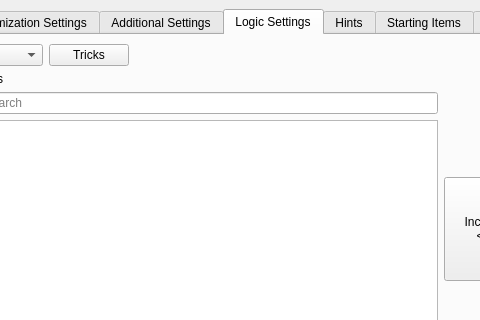
This is gui/randogui.ui in ssrando/ssrando as Qt 5 draws it before an edit; both pictures show x 117 to 597 and y 0 to 320 of the 1202 by 759 pixel window. The edited form follows.
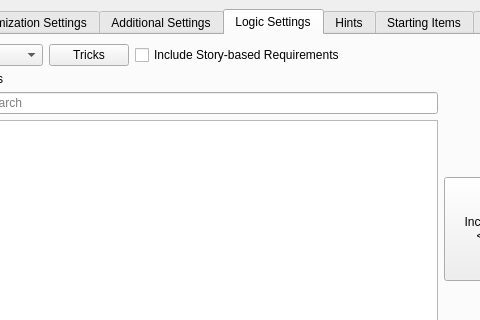
This is the edited form. The open tabs and pages were chosen to show the change.

Commit message: Add option for story-based requirements

Patch:
```diff
--- a/gui/randogui.ui
+++ b/gui/randogui.ui
@@ -1333,6 +1333,13 @@
               </property>
              </widget>
             </item>
+            <item>
+             <widget class="QCheckBox" name="option_story_based_requirements">
+              <property name="text">
+               <string>Include Story-based Requirements</string>
+              </property>
+             </widget>
+            </item>
             <item>
              <spacer name="hspace_misc_logic_settings">
               <property name="orientation">
```
Left out of the diff: 6 changed lines with no effect on the pictures. The commit also changes 11 other files.
